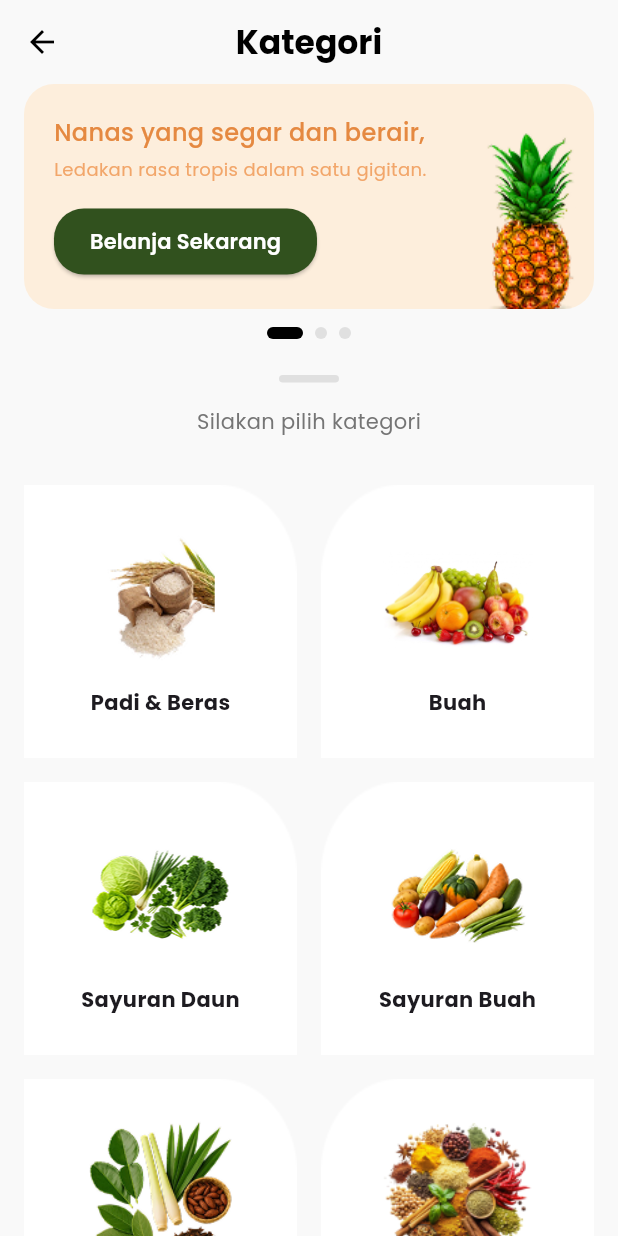
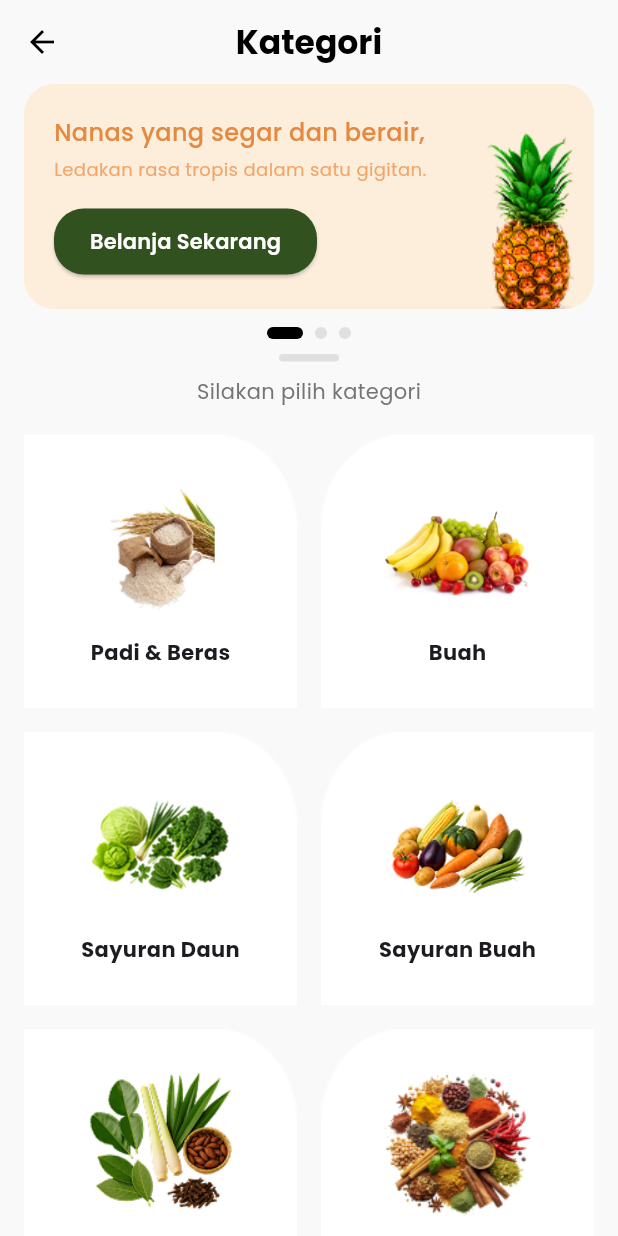
Before and after one commit to payengg/flutter, a Flutter app: the AllCategoriesPage screen opened directly, on a phone screen of 412 x 824 dp. Run offline on Flutter 3.47's test engine with Material 3 defaults, Android fonts, the phone set to English and light mode, and no system bars; our stand-ins replace country_picker, flutter_dotenv, google_fonts.

Commit message:
Perubahan lokal sebelum pull

```diff
--- a/lib/pages/all_categories_page.dart
+++ b/lib/pages/all_categories_page.dart
@@ -76,14 +76,14 @@ class _AllCategoriesPageState extends State<AllCategoriesPage> {
         child: Column(
           children: [
             _buildPromoSlider(),
-            const SizedBox(height: 24),
+            const SizedBox(height: 10),
             _buildHandle(),
-            const SizedBox(height: 16),
+            const SizedBox(height: 10),
             Text(
               'Silakan pilih kategori',
               style: GoogleFonts.poppins(color: Colors.grey[600]),
             ),
-            const SizedBox(height: 16),
+            const SizedBox(height: 3),
             _buildCategoryGrid(),
           ],
         ),
@@ -258,7 +258,6 @@ class _AllCategoriesPageState extends State<AllCategoriesPage> {
               fit: BoxFit.fill,
             ),
           ),
-          // ✅ PERUBAHAN: Membungkus Column dengan Center
           Center(
             child: Column(
               mainAxisAlignment: MainAxisAlignment.center,
```
